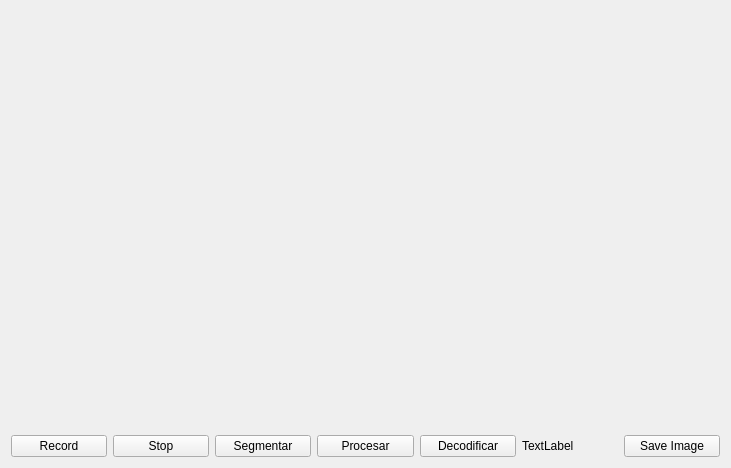
Paulafernandeztorres/DeteccionCodigos, file DeteccionCodigos/DeteccionCodigos.ui: the form before one commit.
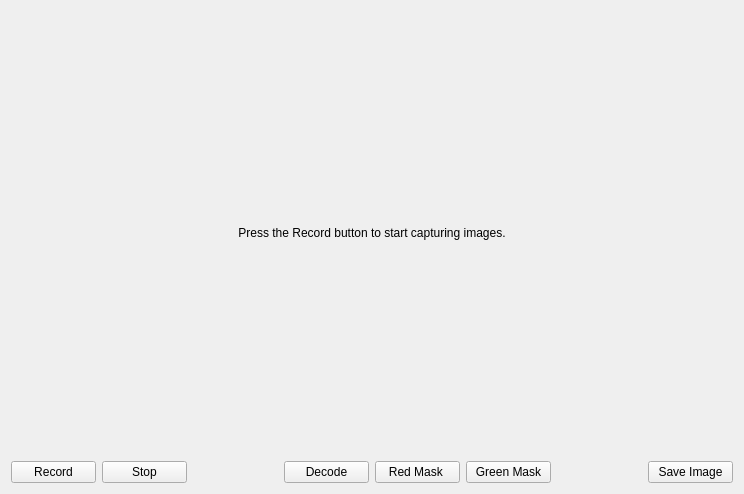
The form after the commit.

Commit message: Cambiada la interfaz y las funciones de mask falta crear la imagen de  decode

```diff
--- a/DeteccionCodigos/DeteccionCodigos.ui
+++ b/DeteccionCodigos/DeteccionCodigos.ui
@@ -6,8 +6,8 @@
    <rect>
     <x>0</x>
     <y>0</y>
-    <width>731</width>
-    <height>468</height>
+    <width>744</width>
+    <height>494</height>
    </rect>
   </property>
   <property name="windowTitle">
@@ -15,17 +15,17 @@
   </property>
   <widget class="QWidget" name="centralWidget">
    <layout class="QGridLayout" name="gridLayout">
-    <item row="3" column="6">
-     <widget class="QPushButton" name="btnSaveImage">
+    <item row="3" column="4">
+     <widget class="QPushButton" name="btnRedMask">
       <property name="text">
-       <string>Save Image</string>
+       <string>Red Mask </string>
       </property>
      </widget>
     </item>
-    <item row="0" column="0" colspan="7">
+    <item row="0" column="0" colspan="8">
      <widget class="QLabel" name="label">
       <property name="text">
-       <string/>
+       <string>Press the Record button to start capturing images.</string>
       </property>
       <property name="alignment">
        <set>Qt::AlignCenter</set>
@@ -46,31 +46,24 @@
       </property>
      </widget>
     </item>
-    <item row="3" column="2">
-     <widget class="QPushButton" name="btnSegmentar">
-      <property name="text">
-       <string>Segmentar</string>
-      </property>
-     </widget>
-    </item>
-    <item row="3" column="3">
-     <widget class="QPushButton" name="btnProcesarImagen">
-      <property name="text">
-       <string>Procesar</string>
-      </property>
-     </widget>
-    </item>
-    <item row="3" column="4">
-     <widget class="QPushButton" name="btnDecodificar">
-      <property name="text">
-       <string>Decodificar</string>
-      </property>
-     </widget>
-    </item>
     <item row="3" column="5">
-     <widget class="QLabel" name="labelcodigo">
+     <widget class="QPushButton" name="btnGreenMask">
       <property name="text">
-       <string>TextLabel</string>
+       <string>Green Mask</string>
+      </property>
+     </widget>
+    </item>
+    <item row="3" column="7">
+     <widget class="QPushButton" name="btnSaveImage">
+      <property name="text">
+       <string>Save Image</string>
+      </property>
+     </widget>
+    </item>
+    <item row="3" column="3">
+     <widget class="QPushButton" name="btnDecodeImage">
+      <property name="text">
+       <string>Decode</string>
       </property>
      </widget>
     </item>
```
The commit also changes 2 other files.
